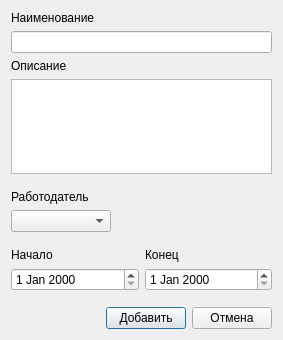
The window that ui/insertevent.ui (7enSmile/clientVKR) describes before a commit, drawn with Qt 5.
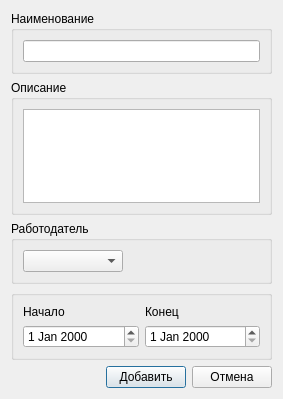
The same window after the commit.

Patch:
```diff
--- a/ui/insertevent.ui
+++ b/ui/insertevent.ui
@@ -7,7 +7,7 @@
     <x>0</x>
     <y>0</y>
     <width>283</width>
-    <height>340</height>
+    <height>399</height>
    </rect>
   </property>
   <property name="windowTitle">
@@ -21,58 +21,42 @@
        <item>
         <layout class="QVBoxLayout" name="verticalLayout">
          <item>
-          <widget class="QLabel" name="label">
-           <property name="text">
+          <widget class="QGroupBox" name="groupBox">
+           <property name="title">
             <string>Наименование</string>
            </property>
-          </widget>
-         </item>
+           <layout class="QVBoxLayout" name="verticalLayout_9">
          <item>
           <widget class="QLineEdit" name="lineEditName"/>
          </item>
         </layout>
-       </item>
+          </widget>
+         </item>
+        </layout>
+       </item>
        <item>
-        <layout class="QVBoxLayout" name="verticalLayout_2">
-         <item>
-          <widget class="QLabel" name="label_2">
-           <property name="text">
+        <widget class="QGroupBox" name="groupBox_2">
+         <property name="title">
             <string>Описание</string>
            </property>
-          </widget>
-         </item>
+         <layout class="QVBoxLayout" name="verticalLayout_10">
          <item>
           <widget class="QTextEdit" name="textEditDescription"/>
          </item>
         </layout>
+        </widget>
+       </item>
+       <item>
+        <layout class="QVBoxLayout" name="verticalLayout_2"/>
        </item>
       </layout>
      </item>
      <item>
-      <spacer name="verticalSpacer">
-       <property name="orientation">
-        <enum>Qt::Vertical</enum>
-       </property>
-       <property name="sizeType">
-        <enum>QSizePolicy::Fixed</enum>
-       </property>
-       <property name="sizeHint" stdset="0">
-        <size>
-         <width>20</width>
-         <height>10</height>
-        </size>
-       </property>
-      </spacer>
-     </item>
-     <item>
-      <layout class="QVBoxLayout" name="verticalLayout_4">
-       <item>
-        <widget class="QLabel" name="label_3">
-         <property name="text">
+      <widget class="QGroupBox" name="groupBox_3">
+       <property name="title">
           <string>Работодатель</string>
          </property>
-        </widget>
-       </item>
+       <layout class="QVBoxLayout" name="verticalLayout_11">
        <item>
         <widget class="QComboBox" name="comboBox">
          <property name="maximumSize">
@@ -84,25 +68,19 @@
         </widget>
        </item>
       </layout>
+      </widget>
+     </item>
+     <item>
+      <layout class="QVBoxLayout" name="verticalLayout_4"/>
      </item>
     </layout>
    </item>
    <item>
-    <spacer name="verticalSpacer_2">
-     <property name="orientation">
-      <enum>Qt::Vertical</enum>
+    <widget class="QGroupBox" name="groupBox_4">
+     <property name="title">
+      <string/>
      </property>
-     <property name="sizeType">
-      <enum>QSizePolicy::Fixed</enum>
-     </property>
-     <property name="sizeHint" stdset="0">
-      <size>
-       <width>20</width>
-       <height>10</height>
-      </size>
-     </property>
-    </spacer>
-   </item>
+     <layout class="QHBoxLayout" name="horizontalLayout_3">
    <item>
     <layout class="QHBoxLayout" name="horizontalLayout">
      <item>
@@ -135,21 +113,8 @@
      </item>
     </layout>
    </item>
-   <item>
-    <spacer name="verticalSpacer_3">
-     <property name="orientation">
-      <enum>Qt::Vertical</enum>
-     </property>
-     <property name="sizeType">
-      <enum>QSizePolicy::Fixed</enum>
-     </property>
-     <property name="sizeHint" stdset="0">
-      <size>
-       <width>20</width>
-       <height>10</height>
-      </size>
-     </property>
-    </spacer>
+     </layout>
+    </widget>
    </item>
    <item>
     <layout class="QHBoxLayout" name="horizontalLayout_2">
```
Lines whose indentation alone changed are shown as unchanged.
